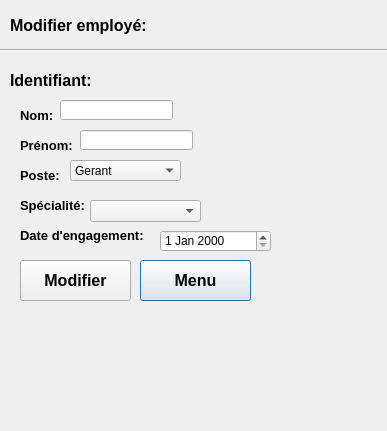
The window that UI/Modifier_Employe.ui (LePerron/Application-gestion-employes-projet-session-2023) describes before a commit, drawn with Qt 5.
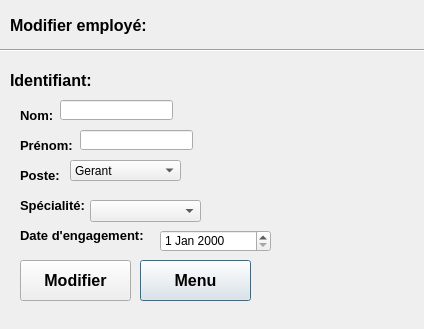
The same window after the commit.

Patch:
```diff
--- a/UI/Modifier_Employe.ui
+++ b/UI/Modifier_Employe.ui
@@ -6,8 +6,8 @@
    <rect>
     <x>0</x>
     <y>0</y>
-    <width>387</width>
-    <height>431</height>
+    <width>424</width>
+    <height>329</height>
    </rect>
   </property>
   <property name="windowTitle">
@@ -203,8 +203,8 @@
   <widget class="QLabel" name="labelErreuridentifiant">
    <property name="geometry">
     <rect>
-     <x>190</x>
-     <y>110</y>
+     <x>180</x>
+     <y>100</y>
      <width>151</width>
      <height>16</height>
     </rect>
```
